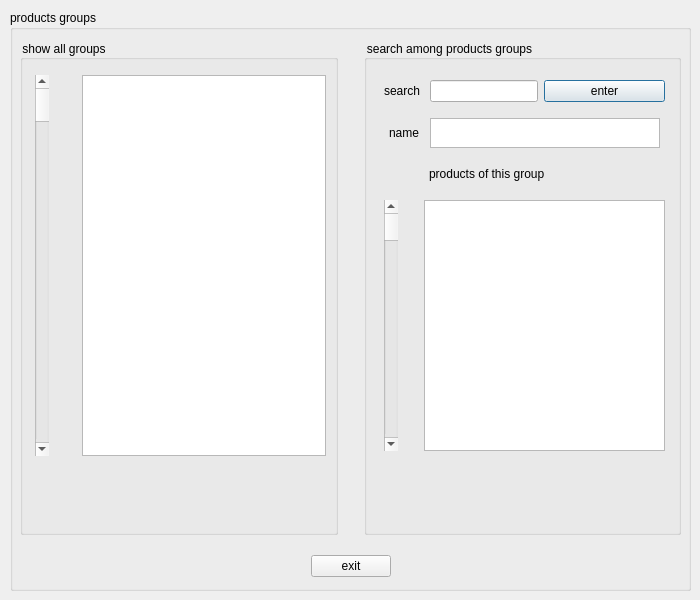
melika-ag8/finalfoof, file msearchg.ui: the form before one commit.
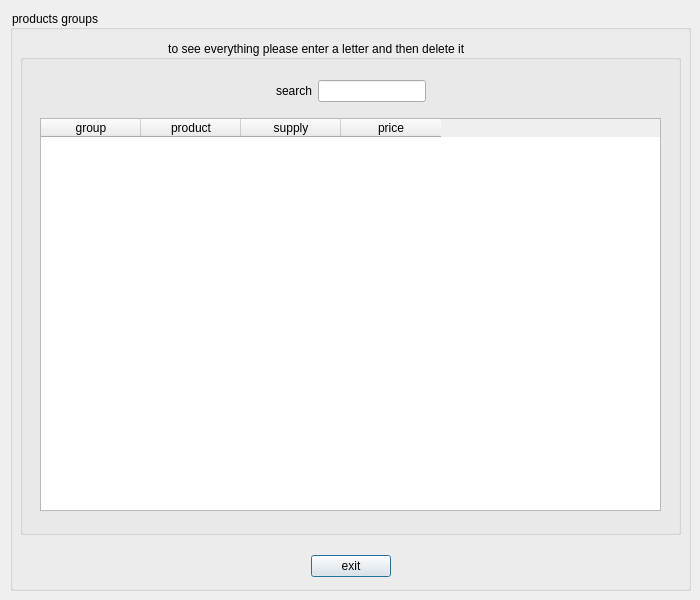
The form after the commit. Icons and pictures are not drawn.

What changed in the file:
```diff
--- a/msearchg.ui
+++ b/msearchg.ui
@@ -25,7 +25,7 @@
   <property name="windowTitle">
    <string>Dialog</string>
   </property>
-  <widget class="QGroupBox" name="groupBox">
+  <widget class="QGroupBox" name="groupBox_2">
    <property name="geometry">
     <rect>
      <x>10</x>
@@ -34,10 +34,13 @@
      <height>581</height>
     </rect>
    </property>
+   <property name="styleSheet">
+    <string notr="true">color:black;</string>
+   </property>
    <property name="title">
     <string>products groups</string>
    </property>
-   <widget class="QWidget" name="back1" native="true">
+   <widget class="QWidget" name="back" native="true">
     <property name="geometry">
      <rect>
       <x>0</x>
@@ -79,103 +82,24 @@
        <property name="bottomMargin">
         <number>5</number>
        </property>
-       <item>
-        <widget class="QGroupBox" name="groupBox_2">
-         <property name="styleSheet">
-          <string notr="true">color:black;</string>
-         </property>
-         <property name="title">
-          <string>show all groups</string>
-         </property>
-         <widget class="QWidget" name="horizontalWidget_2" native="true">
-          <property name="geometry">
-           <rect>
-            <x>10</x>
-            <y>30</y>
-            <width>301</width>
-            <height>391</height>
-           </rect>
-          </property>
-          <layout class="QHBoxLayout" name="horizontalLayout_13">
-           <property name="leftMargin">
-            <number>5</number>
-           </property>
-           <property name="topMargin">
-            <number>5</number>
-           </property>
-           <property name="rightMargin">
-            <number>5</number>
-           </property>
-           <property name="bottomMargin">
-            <number>5</number>
-           </property>
-           <item>
-            <widget class="QScrollBar" name="verticalScrollBar">
-             <property name="orientation">
-              <enum>Qt::Vertical</enum>
-             </property>
-            </widget>
-           </item>
-           <item>
-            <spacer name="horizontalSpacer_3">
-             <property name="orientation">
-              <enum>Qt::Horizontal</enum>
-             </property>
-             <property name="sizeHint" stdset="0">
-              <size>
-               <width>40</width>
-               <height>20</height>
-              </size>
-             </property>
-            </spacer>
-           </item>
-           <item>
-            <widget class="QTableWidget" name="tableWidget"/>
-           </item>
-          </layout>
-         </widget>
-        </widget>
-       </item>
-       <item>
-        <spacer name="horizontalSpacer_2">
-         <property name="orientation">
-          <enum>Qt::Horizontal</enum>
-         </property>
-         <property name="sizeType">
-          <enum>QSizePolicy::Fixed</enum>
-         </property>
-         <property name="sizeHint" stdset="0">
-          <size>
-           <width>20</width>
-           <height>20</height>
-          </size>
-         </property>
-        </spacer>
-       </item>
        <item>
         <widget class="QGroupBox" name="groupBox_3">
          <property name="styleSheet">
           <string notr="true">color:black;</string>
          </property>
          <property name="title">
-          <string>search among products groups</string>
+          <string>                                            to see everything please enter a letter and then delete it</string>
          </property>
          <widget class="QWidget" name="widget" native="true">
           <property name="geometry">
            <rect>
             <x>10</x>
             <y>30</y>
-            <width>301</width>
-            <height>391</height>
+            <width>641</width>
+            <height>451</height>
            </rect>
           </property>
-          <property name="sizePolicy">
-           <sizepolicy hsizetype="Fixed" vsizetype="Fixed">
-            <horstretch>0</horstretch>
-            <verstretch>0</verstretch>
-           </sizepolicy>
-          </property>
-          <layout class="QVBoxLayout" name="verticalLayout_14">
+          <layout class="QVBoxLayout" name="verticalLayout">
            <property name="leftMargin">
             <number>5</number>
            </property>
@@ -202,6 +126,19 @@
              <property name="bottomMargin">
               <number>5</number>
              </property>
+             <item>
+              <spacer name="horizontalSpacer_4">
+               <property name="orientation">
+                <enum>Qt::Horizontal</enum>
+               </property>
+               <property name="sizeHint" stdset="0">
+                <size>
+                 <width>40</width>
+                 <height>20</height>
+                </size>
+               </property>
+              </spacer>
+             </item>
              <item>
               <widget class="QLabel" name="search">
                <property name="sizePolicy">
@@ -229,165 +166,76 @@
                  <verstretch>0</verstretch>
                 </sizepolicy>
                </property>
-              </widget>
-             </item>
-             <item>
-              <widget class="QPushButton" name="enter">
-               <property name="text">
-                <string>enter</string>
-               </property>
-              </widget>
-             </item>
-            </layout>
-           </item>
-           <item>
-            <layout class="QHBoxLayout" name="horizontalLayout_7">
-             <property name="leftMargin">
-              <number>5</number>
-             </property>
-             <property name="topMargin">
-              <number>5</number>
-             </property>
-             <property name="rightMargin">
-              <number>5</number>
-             </property>
-             <property name="bottomMargin">
-              <number>5</number>
-             </property>
-             <item>
-              <widget class="QLabel" name="label_3">
-               <property name="sizePolicy">
-                <sizepolicy hsizetype="Fixed" vsizetype="Fixed">
-                 <horstretch>0</horstretch>
-                 <verstretch>0</verstretch>
-                </sizepolicy>
-               </property>
-               <property name="text">
-                <string>name</string>
-               </property>
-              </widget>
-             </item>
-             <item>
-              <widget class="QTextBrowser" name="groupline">
-               <property name="sizePolicy">
-                <sizepolicy hsizetype="Fixed" vsizetype="Fixed">
-                 <horstretch>0</horstretch>
-                 <verstretch>0</verstretch>
-                </sizepolicy>
-               </property>
                <property name="maximumSize">
                 <size>
-                 <width>230</width>
-                 <height>30</height>
+                 <width>200</width>
+                 <height>16777215</height>
                 </size>
                </property>
               </widget>
              </item>
+             <item>
+              <spacer name="horizontalSpacer_5">
+               <property name="orientation">
+                <enum>Qt::Horizontal</enum>
+               </property>
+               <property name="sizeHint" stdset="0">
+                <size>
+                 <width>40</width>
+                 <height>20</height>
+                </size>
+               </property>
+              </spacer>
+             </item>
             </layout>
            </item>
            <item>
-            <layout class="QVBoxLayout" name="verticalLayout">
-             <property name="topMargin">
-              <number>0</number>
-             </property>
-             <property name="bottomMargin">
-              <number>0</number>
-             </property>
-             <item>
-              <layout class="QHBoxLayout" name="horizontalLayout_5">
-               <property name="leftMargin">
-                <number>5</number>
-               </property>
-               <property name="topMargin">
-                <number>5</number>
-               </property>
-               <property name="rightMargin">
-                <number>5</number>
-               </property>
-               <property name="bottomMargin">
-                <number>5</number>
-               </property>
-               <item>
-                <spacer name="horizontalSpacer_4">
-                 <property name="orientation">
-                  <enum>Qt::Horizontal</enum>
+            <widget class="QWidget" name="horizontalWidget_2" native="true">
+             <layout class="QHBoxLayout" name="horizontalLayout_13">
+              <property name="leftMargin">
+               <number>5</number>
+              </property>
+              <property name="topMargin">
+               <number>5</number>
+              </property>
+              <property name="rightMargin">
+               <number>5</number>
+              </property>
+              <property name="bottomMargin">
+               <number>5</number>
+              </property>
+              <item>
+               <widget class="QTableWidget" name="showg">
+                <property name="iconSize">
+                 <size>
+                  <width>0</width>
+                  <height>0</height>
+                 </size>
+                </property>
+                <column>
+                 <property name="text">
+                  <string>group</string>
                  </property>
-                 <property name="sizeType">
-                  <enum>QSizePolicy::Fixed</enum>
+                </column>
+                <column>
+                 <property name="text">
+                  <string>product</string>
                  </property>
-                 <property name="sizeHint" stdset="0">
-                  <size>
-                   <width>45</width>
-                   <height>20</height>
-                  </size>
+                </column>
+                <column>
+                 <property name="text">
+                  <string>supply</string>
                  </property>
-                </spacer>
-               </item>
-               <item>
-                <widget class="QLabel" name="label">
+                </column>
+                <column>
                  <property name="text">
-                  <string>products of this group</string>
+                  <string>price</string>
                  </property>
-                </widget>
-               </item>
-               <item>
-                <spacer name="horizontalSpacer_6">
-                 <property name="orientation">
-                  <enum>Qt::Horizontal</enum>
-                 </property>
-                 <property name="sizeHint" stdset="0">
-                  <size>
-                   <width>40</width>
-                   <height>20</height>
-                  </size>
-                 </property>
-                </spacer>
-               </item>
-              </layout>
-             </item>
-             <item>
-              <layout class="QHBoxLayout" name="horizontalLayout_2">
-               <property name="leftMargin">
-                <number>5</number>
-               </property>
-               <property name="topMargin">
-                <number>5</number>
-               </property>
-               <property name="rightMargin">
-                <number>5</number>
-               </property>
-               <property name="bottomMargin">
-                <number>5</number>
-               </property>
-               <item>
-                <widget class="QScrollBar" name="verticalScrollBar_3">
-                 <property name="orientation">
-                  <enum>Qt::Vertical</enum>
-                 </property>
-                </widget>
-               </item>
-               <item>
-                <spacer name="horizontalSpacer_5">
-                 <property name="orientation">
-                  <enum>Qt::Horizontal</enum>
-                 </property>
-                 <property name="sizeType">
-                  <enum>QSizePolicy::Fixed</enum>
-                 </property>
-                 <property name="sizeHint" stdset="0">
-                  <size>
-                   <width>20</width>
-                   <height>20</height>
-                  </size>
-                 </property>
-                </spacer>
-               </item>
-               <item>
-                <widget class="QTextBrowser" name="productshow"/>
-               </item>
-              </layout>
-             </item>
-            </layout>
+                </column>
+               </widget>
+              </item>
+             </layout>
+            </widget>
            </item>
           </layout>
          </widget>
@@ -409,7 +257,7 @@
          <height>40</height>
         </size>
        </property>
-       <layout class="QHBoxLayout" name="horizontalLayout_4">
+       <layout class="QHBoxLayout" name="horizontalLayout_5">
         <property name="leftMargin">
          <number>5</number>
         </property>
@@ -423,7 +271,7 @@
          <number>5</number>
         </property>
         <item>
-         <spacer name="horizontalSpacer_8">
+         <spacer name="horizontalSpacer_9">
           <property name="orientation">
            <enum>Qt::Horizontal</enum>
           </property>
@@ -443,7 +291,7 @@
          </widget>
         </item>
         <item>
-         <spacer name="horizontalSpacer">
+         <spacer name="horizontalSpacer_2">
           <property name="orientation">
            <enum>Qt::Horizontal</enum>
           </property>
```
Left out of the diff: 8 changed lines with no effect on the pictures.
